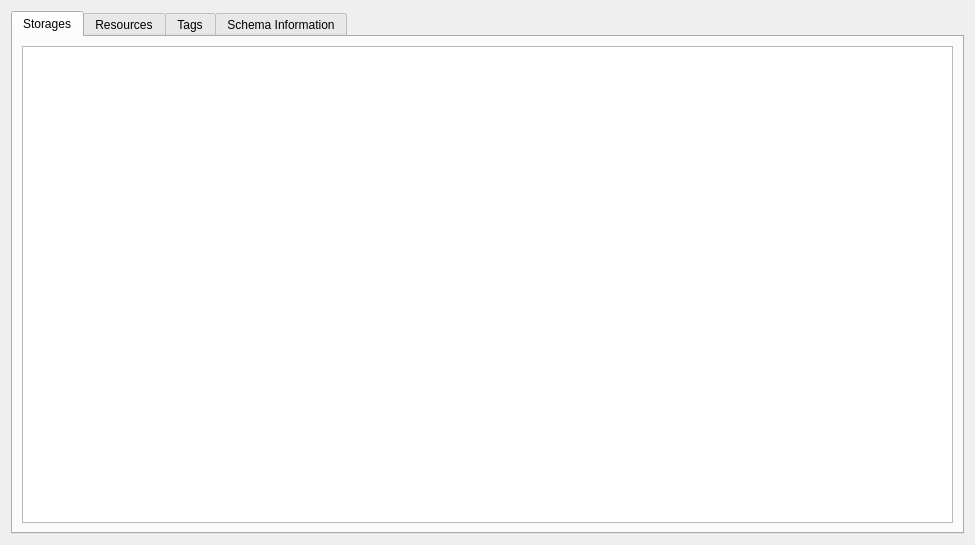
Qt form libs/resourcewidgets/dbexplorer/WdgDbExplorer.ui (KDE/krita) before a commit.
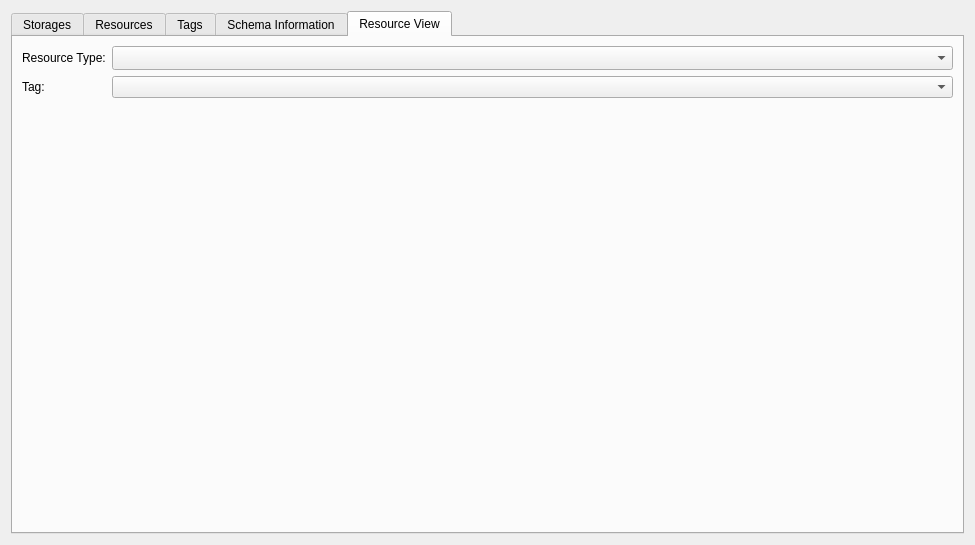
The same form after that commit.

Commit message: Try to show the resource types in a combobox

The edit to the form file:
```diff
--- a/libs/resourcewidgets/dbexplorer/WdgDbExplorer.ui
+++ b/libs/resourcewidgets/dbexplorer/WdgDbExplorer.ui
@@ -11,10 +11,10 @@
    </rect>
   </property>
   <layout class="QGridLayout" name="gridLayout">
-   <item row="0" column="0">
+   <item row="0" column="1">
     <widget class="QTabWidget" name="tabWidget">
      <property name="currentIndex">
-      <number>0</number>
+      <number>4</number>
      </property>
      <widget class="QWidget" name="tabStorages">
       <attribute name="title">
@@ -137,6 +137,66 @@
        </item>
       </layout>
      </widget>
+     <widget class="QWidget" name="tabResourceView">
+      <attribute name="title">
+       <string>Resource View</string>
+      </attribute>
+      <layout class="QGridLayout" name="gridLayout_2">
+       <item row="1" column="1">
+        <widget class="QComboBox" name="cmbRvTags">
+         <property name="sizePolicy">
+          <sizepolicy hsizetype="Expanding" vsizetype="Fixed">
+           <horstretch>0</horstretch>
+           <verstretch>0</verstretch>
+          </sizepolicy>
+         </property>
+        </widget>
+       </item>
+       <item row="1" column="0">
+        <widget class="QLabel" name="label_8">
+         <property name="text">
+          <string>Tag:</string>
+         </property>
+        </widget>
+       </item>
+       <item row="0" column="0">
+        <widget class="QLabel" name="label_7">
+         <property name="text">
+          <string>Resource Type:</string>
+         </property>
+        </widget>
+       </item>
+       <item row="0" column="1">
+        <widget class="QComboBox" name="cmbRvResourceTypes">
+         <property name="sizePolicy">
+          <sizepolicy hsizetype="Expanding" vsizetype="Fixed">
+           <horstretch>0</horstretch>
+           <verstretch>0</verstretch>
+          </sizepolicy>
+         </property>
+         <property name="sizeAdjustPolicy">
+          <enum>QComboBox::AdjustToMinimumContentsLengthWithIcon</enum>
+         </property>
+         <property name="modelColumn">
+          <number>2</number>
+         </property>
+        </widget>
+       </item>
+       <item row="2" column="0">
+        <spacer name="verticalSpacer">
+         <property name="orientation">
+          <enum>Qt::Vertical</enum>
+         </property>
+         <property name="sizeHint" stdset="0">
+          <size>
+           <width>20</width>
+           <height>40</height>
+          </size>
+         </property>
+        </spacer>
+       </item>
+      </layout>
+     </widget>
     </widget>
    </item>
   </layout>
```
The commit also changes 7 other files.
